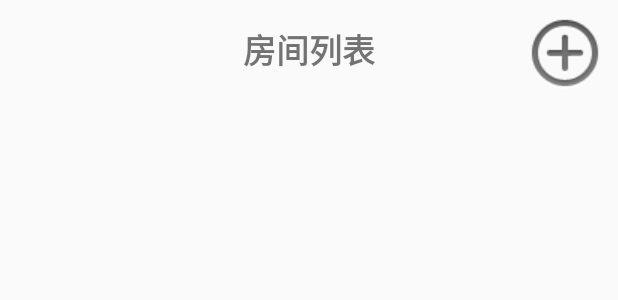
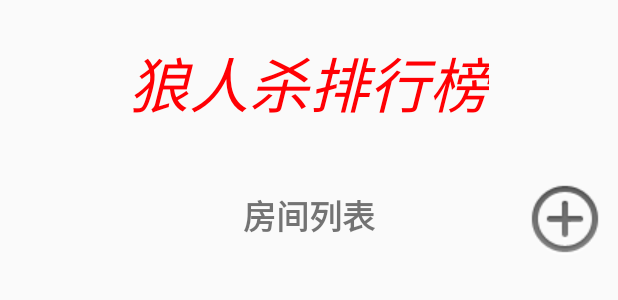
Before and after one commit to SuPair/langren, an Android app: the layout select_room.xml on its own in the app's theme, with its tools: preview values and no code run, on a phone screen of 412 x 824 dp. Shown: the top 300 px of the screen. Run offline under Robolectric (Android 15) with nearby library versions, the phone set to English and light mode, and no system bars.

Commit message:
添加了 排行榜 跳转

```diff
--- a/app/src/main/res/layout/game_over.xml
+++ b/app/src/main/res/layout/game_over.xml
@@ -32,7 +32,7 @@
             android:layout_width="wrap_content"
             android:layout_height="wrap_content"
             android:text="我的积分"
-            android:textColor="#000000"
+            android:textColor="#00e1ff"
             android:textSize="30sp" />
 
         <TextView
@@ -41,7 +41,7 @@
             android:layout_height="wrap_content"
             android:layout_marginLeft="40dp"
             android:text="56分"
-            android:textColor="#ff000d"
+            android:textColor="#00e1ff"
             android:textSize="25sp" />
     </LinearLayout>
 
--- a/app/src/main/res/layout/select_room.xml
+++ b/app/src/main/res/layout/select_room.xml
@@ -3,6 +3,18 @@
     android:layout_width="match_parent"
     android:layout_height="match_parent"
     android:orientation="vertical">
+
+    <TextView
+        android:id="@+id/game_top"
+        android:layout_width="wrap_content"
+        android:layout_height="wrap_content"
+        android:layout_gravity="center"
+        android:text="狼人杀排行榜"
+        android:textColor="#ff0004"
+        android:textSize="40dp"
+        android:textStyle="italic"
+        android:padding="25dp"/>
+
 
     <RelativeLayout
         android:layout_width="match_parent"
```
Also changed, not shown: app/src/main/java/com/jinhanyu/jack/langren/ui/CommonActivity.java (+13 -3 lines), app/src/main/java/com/jinhanyu/jack/langren/ui/GameOverActivity.java (+28 -1 lines), app/src/main/java/com/jinhanyu/jack/langren/ui/GameTopActivity.java (+17 -1 lines), app/src/main/java/com/jinhanyu/jack/langren/ui/SelectRoomActivity.java (+31 -19 lines).
